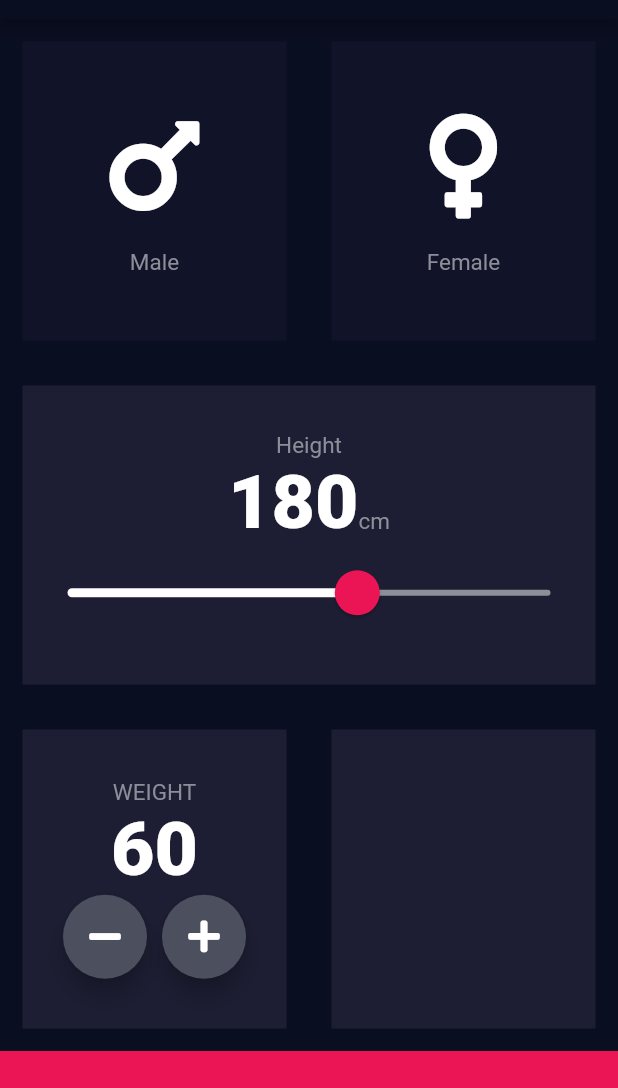
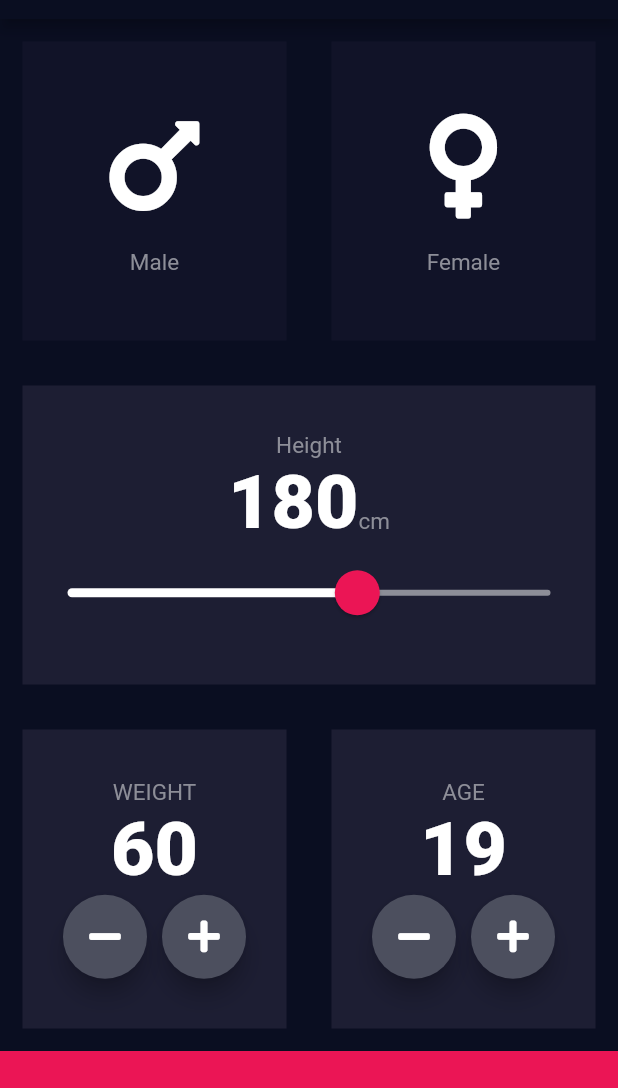
Before and after one commit to Ashish-AI/bmi-calculator, a Flutter app: the screen it shows after launch, on a phone screen of 412 x 824 dp, the part 65-1153 px from its top. Run offline on Flutter 3.47's test engine with Material 2 defaults, Android fonts, the phone set to English and light mode, and no system bars; our stand-ins replace font_awesome_flutter.

Commit message:
Age details  added to boxContainer

```diff
--- a/lib/input_page.dart
+++ b/lib/input_page.dart
@@ -20,6 +20,7 @@ class _InputPageState extends State<InputPage> {
   Gender selectedGender;
   int height = 180;
   int weight = 60;
+  int age = 19;
 
   // void updateColor(Gender selectedGender) {
   //   if (selectedGender == Gender.male) {
@@ -197,6 +198,46 @@ class _InputPageState extends State<InputPage> {
                 Expanded(
                   child: BoxContainer(
                     colour: activeCardColor,
+                    childCard: Column(
+                      mainAxisAlignment: MainAxisAlignment.center,
+                      children: [
+                        Text(
+                          "AGE",
+                          style: labelTextStyle,
+                        ),
+                        Text(
+                          age.toString(),
+                          style: numberTextStyle,
+                        ),
+                        Row(
+                          mainAxisAlignment: MainAxisAlignment.center,
+                          children: [
+                            RoundIconButton(
+                              icon: FontAwesomeIcons.minus,
+                              onPressed: () {
+                                setState(() {
+                                  age--;
+                                });
+                              },
+                              // iconSign: Sign.plus,
+                              // fontColor: Colors.white,
+                            ),
+                            SizedBox(
+                              width: 10.0,
+                            ),
+                            RoundIconButton(
+                              icon: FontAwesomeIcons.plus,
+                              onPressed: () {
+                                setState(() {
+                                  age++;
+                                });
+                              },
+                              // iconSign: Sign.plus,
+                            ),
+                          ],
+                        )
+                      ],
+                    ),
                   ),
                 ),
               ],
```
